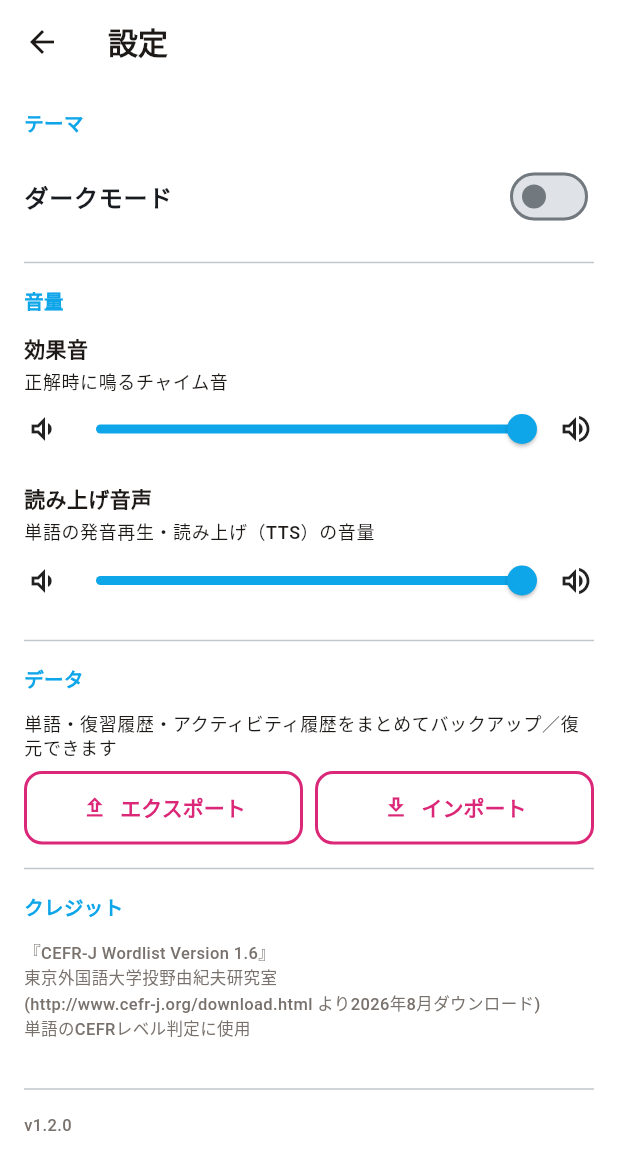
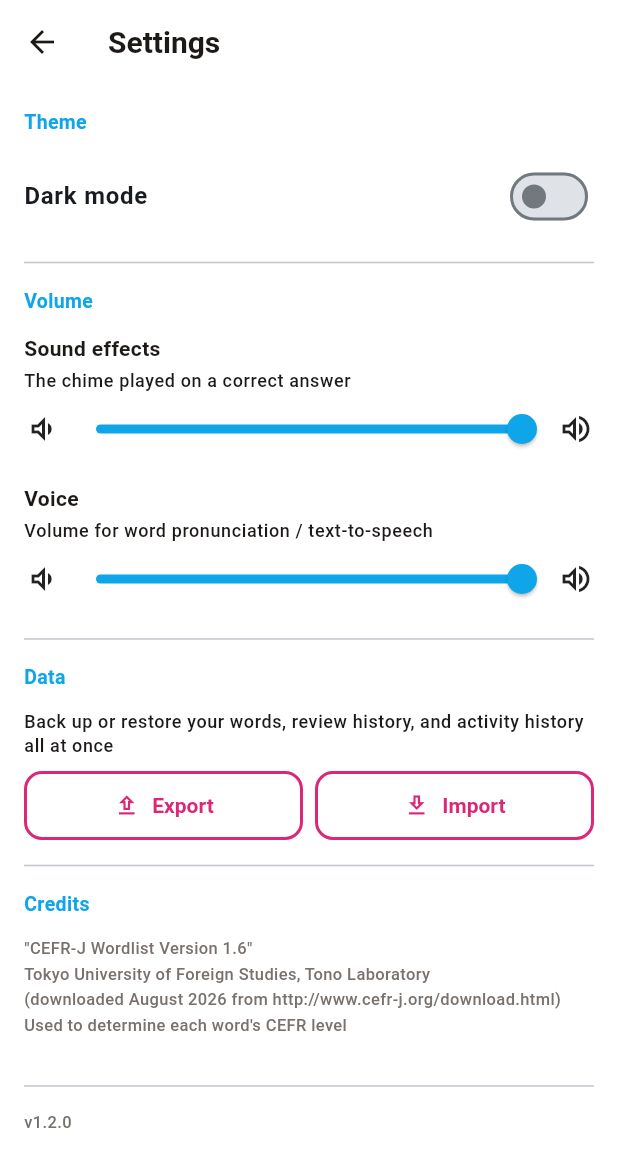
Before and after one commit to Dokya0513/Huetan, a Flutter app: the SettingsScreen screen opened directly, on a phone screen of 412 x 824 dp. Shown: the top 1170 px of the screen. Run offline on Flutter 3.47's test engine with Material 3 defaults, Android fonts, the phone set to English and light mode, and no system bars; our stand-ins replace audioplayers, drift, file_picker, flutter_riverpod, flutter_svg, flutter_tts and 3 more; accounts and stored records are empty; generated files the repository leaves out were written again; Roboto replaces fonts that are missing (Zen Maru Gothic).

Commit message:
i18n: 設定画面・単語登録/編集フォームをAppLocalizations化
- lib/l10n/*.arb に設定画面（テーマ/音量/データ/クレジット）と
  単語フォーム（バリデーション・辞書自動取得・重複/削除確認ダイアログ）の
  文言を追加
- settings_screen / word_form_screen のハードコード文言を置き換え

```diff
--- a/lib/l10n/app_en.arb
+++ b/lib/l10n/app_en.arb
@@ -60,5 +60,51 @@
   "noTranslationYet": "No translation yet",
   "playPronunciationTooltip": "Play pronunciation",
   "flashcardFabLabel": "Flashcards",
-  "boxUnsetLabel": "Unset"
+  "boxUnsetLabel": "Unset",
+
+  "cancel": "Cancel",
+  "ok": "OK",
+  "delete": "Delete",
+  "save": "Save",
+
+  "settingsTitle": "Settings",
+  "settingsThemeSectionHeader": "Theme",
+  "settingsDarkModeLabel": "Dark mode",
+  "settingsVolumeSectionHeader": "Volume",
+  "settingsSoundEffectLabel": "Sound effects",
+  "settingsSoundEffectDescription": "The chime played on a correct answer",
+  "settingsVoiceLabel": "Voice",
+  "settingsVoiceDescription": "Volume for word pronunciation / text-to-speech",
+  "settingsDataSectionHeader": "Data",
+  "settingsDataDescription": "Back up or restore your words, review history, and activity history all at once",
+  "settingsExportButton": "Export",
+  "settingsImportButton": "Import",
+  "settingsCreditsSectionHeader": "Credits",
+  "settingsCreditsCefrText": "\"CEFR-J Wordlist Version 1.6\"\nTokyo University of Foreign Studies, Tono Laboratory\n(downloaded August 2026 from http://www.cefr-j.org/download.html)\nUsed to determine each word's CEFR level",
+
+  "exportSaveDialogTitle": "Choose where to save the backup",
+  "exportedSnackbar": "Exported: {path}",
+  "importSelectDialogTitle": "Select a backup file",
+  "importConfirmTitle": "Confirm import",
+  "importConfirmContent": "All current data (words, review history, activity history) will be deleted and replaced with the contents of the selected file. Continue?",
+  "importSuccessSnackbar": "Import complete",
+  "importFailureSnackbar": "Import failed: {error}",
+
+  "enterEnglishFirst": "Enter an English word first",
+  "dictionaryLookupFailed": "Couldn't fetch information from the dictionary",
+  "multipleSensesPrompt": "This word has multiple parts of speech. Which meaning would you like to register?",
+  "alreadyRegisteredTitle": "Already registered",
+  "alreadyRegisteredContent": "\"{english}\" ({pos} · {japanese}) is already registered.",
+  "posUnset": "no part of speech",
+  "translationUnset": "no translation",
+  "deleteConfirmTitle": "Confirm delete",
+  "deleteConfirmContent": "Delete \"{english}\"?",
+  "editWordTitle": "Edit Word",
+  "addWordTitle": "Add Word",
+  "englishFieldLabel": "English word / phrase",
+  "requiredField": "Required",
+  "dictionaryLookupTooltip": "Auto-fill from dictionary (part of speech, example, pronunciation)",
+  "japaneseFieldLabel": "Meaning (Japanese — optional for now)",
+  "exampleFieldLabel": "Example sentence (optional)",
+  "posFieldLabel": "Part of speech (optional)"
 }
--- a/lib/screens/settings_screen.dart
+++ b/lib/screens/settings_screen.dart
@@ -3,6 +3,7 @@ import 'package:flutter/material.dart';
 import 'package:flutter_riverpod/flutter_riverpod.dart';
 import 'package:package_info_plus/package_info_plus.dart';
 
+import '../l10n/app_localizations.dart';
 import '../providers/providers.dart';
 import '../theme/app_theme.dart';
 
@@ -10,13 +11,14 @@ class SettingsScreen extends ConsumerWidget {
   const SettingsScreen({super.key});
 
   Future<void> _exportData(BuildContext context, WidgetRef ref) async {
+    final l10n = AppLocalizations.of(context)!;
     final db = ref.read(databaseProvider);
     final backupService = ref.read(backupServiceProvider);
     final data = await backupService.buildExport(db);
 
     final today = DateTime.now().toIso8601String().split('T').first;
     final path = await FilePicker.platform.saveFile(
-      dialogTitle: 'バックアップの保存先を選択',
+      dialogTitle: l10n.exportSaveDialogTitle,
       fileName: 'fuetan_backup_$today.json',
       type: FileType.custom,
       allowedExtensions: ['json'],
@@ -27,13 +29,14 @@ class SettingsScreen extends ConsumerWidget {
     if (context.mounted) {
       ScaffoldMessenger.of(
         context,
-      ).showSnackBar(SnackBar(content: Text('エクスポートしました: $path')));
+      ).showSnackBar(SnackBar(content: Text(l10n.exportedSnackbar(path))));
     }
   }
 
   Future<void> _importData(BuildContext context, WidgetRef ref) async {
+    final l10n = AppLocalizations.of(context)!;
     final result = await FilePicker.platform.pickFiles(
-      dialogTitle: 'バックアップファイルを選択',
+      dialogTitle: l10n.importSelectDialogTitle,
       type: FileType.custom,
       allowedExtensions: ['json'],
     );
@@ -44,18 +47,16 @@ class SettingsScreen extends ConsumerWidget {
     final confirmed = await showDialog<bool>(
       context: context,
       builder: (context) => AlertDialog(
-        title: const Text('インポートの確認'),
-        content: const Text(
-          '今のデータ（単語・復習履歴・アクティビティ履歴）はすべて削除され、選択したファイルの内容に置き換わります。よろしいですか？',
-        ),
+        title: Text(l10n.importConfirmTitle),
+        content: Text(l10n.importConfirmContent),
         actions: [
           TextButton(
             onPressed: () => Navigator.of(context).pop(false),
-            child: const Text('キャンセル'),
+            child: Text(l10n.cancel),
           ),
           TextButton(
             onPressed: () => Navigator.of(context).pop(true),
-            child: const Text('インポート'),
+            child: Text(l10n.settingsImportButton),
           ),
         ],
       ),
@@ -70,13 +71,13 @@ class SettingsScreen extends ConsumerWidget {
       if (context.mounted) {
         ScaffoldMessenger.of(
           context,
-        ).showSnackBar(const SnackBar(content: Text('インポートが完了しました')));
+        ).showSnackBar(SnackBar(content: Text(l10n.importSuccessSnackbar)));
       }
     } catch (e) {
       if (context.mounted) {
-        ScaffoldMessenger.of(
-          context,
-        ).showSnackBar(SnackBar(content: Text('インポートに失敗しました: $e')));
+        ScaffoldMessenger.of(context).showSnackBar(
+          SnackBar(content: Text(l10n.importFailureSnackbar(e.toString()))),
+        );
       }
     }
   }
@@ -87,18 +88,19 @@ class SettingsScreen extends ConsumerWidget {
     final voiceVolume = ref.watch(voiceVolumeProvider);
     final themeMode = ref.watch(themeModeProvider);
     final colors = context.colors;
+    final l10n = AppLocalizations.of(context)!;
 
     return Scaffold(
-      appBar: AppBar(title: const Text('設定')),
+      appBar: AppBar(title: Text(l10n.settingsTitle)),
       body: ListView(
         padding: const EdgeInsets.all(16),
         children: [
-          _SectionHeader('テーマ'),
+          _SectionHeader(l10n.settingsThemeSectionHeader),
           SwitchListTile(
             contentPadding: EdgeInsets.zero,
-            title: const Text(
-              'ダークモード',
-              style: TextStyle(fontWeight: FontWeight.w700),
+            title: Text(
+              l10n.settingsDarkModeLabel,
+              style: const TextStyle(fontWeight: FontWeight.w700),
             ),
             value: themeMode == ThemeMode.dark,
             onChanged: (value) {
@@ -108,10 +110,16 @@ class SettingsScreen extends ConsumerWidget {
           const SizedBox(height: 8),
           const Divider(),
           const SizedBox(height: 8),
-          _SectionHeader('音量'),
-          const Text('効果音', style: TextStyle(fontWeight: FontWeight.w700)),
+          _SectionHeader(l10n.settingsVolumeSectionHeader),
+          Text(
+            l10n.settingsSoundEffectLabel,
+            style: const TextStyle(fontWeight: FontWeight.w700),
+          ),
           const SizedBox(height: 4),
-          Text('正解時に鳴るチャイム音', style: Theme.of(context).textTheme.bodySmall),
+          Text(
+            l10n.settingsSoundEffectDescription,
+            style: Theme.of(context).textTheme.bodySmall,
+          ),
           Row(
             children: [
               const Icon(Icons.volume_down_outlined),
@@ -127,10 +135,13 @@ class SettingsScreen extends ConsumerWidget {
             ],
           ),
           const SizedBox(height: 12),
-          const Text('読み上げ音声', style: TextStyle(fontWeight: FontWeight.w700)),
+          Text(
+            l10n.settingsVoiceLabel,
+            style: const TextStyle(fontWeight: FontWeight.w700),
+          ),
           const SizedBox(height: 4),
           Text(
-            '単語の発音再生・読み上げ（TTS）の音量',
+            l10n.settingsVoiceDescription,
             style: Theme.of(context).textTheme.bodySmall,
           ),
           Row(
@@ -150,9 +161,9 @@ class SettingsScreen extends ConsumerWidget {
           const SizedBox(height: 8),
           const Divider(),
           const SizedBox(height: 8),
-          _SectionHeader('データ'),
+          _SectionHeader(l10n.settingsDataSectionHeader),
           Text(
-            '単語・復習履歴・アクティビティ履歴をまとめてバックアップ／復元できます',
+            l10n.settingsDataDescription,
             style: Theme.of(context).textTheme.bodySmall,
           ),
           const SizedBox(height: 8),
@@ -162,7 +173,7 @@ class SettingsScreen extends ConsumerWidget {
                 child: OutlinedButton.icon(
                   onPressed: () => _exportData(context, ref),
                   icon: const Icon(Icons.upload_outlined),
-                  label: const Text('エクスポート'),
+                  label: Text(l10n.settingsExportButton),
                 ),
               ),
               const SizedBox(width: 8),
@@ -170,7 +181,7 @@ class SettingsScreen extends ConsumerWidget {
                 child: OutlinedButton.icon(
                   onPressed: () => _importData(context, ref),
                   icon: const Icon(Icons.download_outlined),
-                  label: const Text('インポート'),
+                  label: Text(l10n.settingsImportButton),
                 ),
               ),
             ],
@@ -178,12 +189,9 @@ class SettingsScreen extends ConsumerWidget {
           const SizedBox(height: 8),
           const Divider(),
           const SizedBox(height: 8),
-          _SectionHeader('クレジット'),
+          _SectionHeader(l10n.settingsCreditsSectionHeader),
           Text(
-            '『CEFR-J Wordlist Version 1.6』\n'
-            '東京外国語大学投野由紀夫研究室\n'
-            '(http://www.cefr-j.org/download.html より2026年8月ダウンロード)\n'
-            '単語のCEFRレベル判定に使用',
+            l10n.settingsCreditsCefrText,
             style: TextStyle(
               fontSize: 11,
               color: colors.textSecondary,
--- a/lib/screens/word_form_screen.dart
+++ b/lib/screens/word_form_screen.dart
@@ -2,6 +2,7 @@ import 'package:flutter/material.dart';
 import 'package:flutter_riverpod/flutter_riverpod.dart';
 
 import '../data/database.dart';
+import '../l10n/app_localizations.dart';
 import '../models/part_of_speech.dart';
 import '../providers/providers.dart';
 import '../services/dictionary_service.dart';
@@ -49,11 +50,12 @@ class _WordFormScreenState extends ConsumerState<WordFormScreen> {
   }
 
   Future<void> _lookupDictionary() async {
+    final l10n = AppLocalizations.of(context)!;
     final word = _englishController.text.trim();
     if (word.isEmpty) {
       ScaffoldMessenger.of(
         context,
-      ).showSnackBar(const SnackBar(content: Text('先に英単語を入力してください')));
+      ).showSnackBar(SnackBar(content: Text(l10n.enterEnglishFirst)));
       return;
     }
 
@@ -65,7 +67,7 @@ class _WordFormScreenState extends ConsumerState<WordFormScreen> {
     if (result == null || result.senses.isEmpty) {
       ScaffoldMessenger.of(
         context,
-      ).showSnackBar(const SnackBar(content: Text('辞書から情報を取得できませんでした')));
+      ).showSnackBar(SnackBar(content: Text(l10n.dictionaryLookupFailed)));
       return;
     }
 
@@ -89,17 +91,18 @@ class _WordFormScreenState extends ConsumerState<WordFormScreen> {
   }
 
   Future<void> _pickSense(List<DictionarySense> senses) async {
+    final l10n = AppLocalizations.of(context)!;
     final chosen = await showModalBottomSheet<DictionarySense>(
       context: context,
       builder: (context) => SafeArea(
         child: Column(
           mainAxisSize: MainAxisSize.min,
           children: [
-            const Padding(
-              padding: EdgeInsets.fromLTRB(16, 16, 16, 8),
+            Padding(
+              padding: const EdgeInsets.fromLTRB(16, 16, 16, 8),
               child: Text(
-                'この単語には複数の品詞があります。どちらの意味で登録しますか？',
-                style: TextStyle(fontWeight: FontWeight.w700),
+                l10n.multipleSensesPrompt,
+                style: const TextStyle(fontWeight: FontWeight.w700),
               ),
             ),
             ...senses.map(
@@ -126,6 +129,7 @@ class _WordFormScreenState extends ConsumerState<WordFormScreen> {
 
   Future<void> _save() async {
     if (!_formKey.currentState!.validate()) return;
+    final l10n = AppLocalizations.of(context)!;
 
     final repository = ref.read(wordRepositoryProvider);
     final existing = widget.existing;
@@ -145,14 +149,18 @@ class _WordFormScreenState extends ConsumerState<WordFormScreen> {
       await showDialog<void>(
         context: context,
         builder: (context) => AlertDialog(
-          title: const Text('既に登録されています'),
+          title: Text(l10n.alreadyRegisteredTitle),
           content: Text(
-            '「$english」（${partOfSpeech ?? "品詞未設定"}・${japanese ?? "意味未設定"}）は既に登録済みです。',
+            l10n.alreadyRegisteredContent(
+              english,
+              partOfSpeech ?? l10n.posUnset,
+              japanese ?? l10n.translationUnset,
+            ),
           ),
           actions: [
             TextButton(
               onPressed: () => Navigator.of(context).pop(),
-              child: const Text('OK'),
+              child: Text(l10n.ok),
             ),
           ],
         ),
@@ -185,20 +193,21 @@ class _WordFormScreenState extends ConsumerState<WordFormScreen> {
   Future<void> _delete() async {
     final existing = widget.existing;
     if (existing == null) return;
+    final l10n = AppLocalizations.of(context)!;
 
     final confirmed = await showDialog<bool>(
       context: context,
       builder: (context) => AlertDialog(
-        title: const Text('削除確認'),
-        content: Text('「${existing.english}」を削除しますか？'),
+        title: Text(l10n.deleteConfirmTitle),
+        content: Text(l10n.deleteConfirmContent(existing.english)),
         actions: [
           TextButton(
             onPressed: () => Navigator.of(context).pop(false),
-            child: const Text('キャンセル'),
+            child: Text(l10n.cancel),
           ),
           TextButton(
             onPressed: () => Navigator.of(context).pop(true),
-            child: const Text('削除'),
+            child: Text(l10n.delete),
           ),
         ],
       ),
@@ -218,10 +227,11 @@ class _WordFormScreenState extends ConsumerState<WordFormScreen> {
   @override
   Widget build(BuildContext context) {
     final isEditing = widget.existing != null;
+    final l10n = AppLocalizations.of(context)!;
 
     return Scaffold(
       appBar: AppBar(
-        title: Text(isEditing ? '単語を編集' : '単語を追加'),
+        title: Text(isEditing ? l10n.editWordTitle : l10n.addWordTitle),
         actions: [
           if (isEditing)
             IconButton(
@@ -241,9 +251,13 @@ class _WordFormScreenState extends ConsumerState<WordFormScreen> {
                 Expanded(
                   child: TextFormField(
                     controller: _englishController,
-                    decoration: const InputDecoration(labelText: '英単語 / フレーズ'),
+                    decoration: InputDecoration(
+                      labelText: l10n.englishFieldLabel,
+                    ),
                     validator: (value) =>
-                        (value == null || value.trim().isEmpty) ? '必須です' : null,
+                        (value == null || value.trim().isEmpty)
+                        ? l10n.requiredField
+                        : null,
                   ),
                 ),
                 const SizedBox(width: 8),
@@ -260,7 +274,7 @@ class _WordFormScreenState extends ConsumerState<WordFormScreen> {
                         )
                       : IconButton.filledTonal(
                           onPressed: _lookupDictionary,
-                          tooltip: '辞書から自動取得（品詞・例文・発音）',
+                          tooltip: l10n.dictionaryLookupTooltip,
                           icon: const Icon(Icons.auto_fix_high),
                         ),
                 ),
@@ -279,7 +293,7 @@ class _WordFormScreenState extends ConsumerState<WordFormScreen> {
                             volume: ref.read(voiceVolumeProvider),
                           );
                     },
-                    tooltip: '発音を再生',
+                    tooltip: l10n.playPronunciationTooltip,
                     icon: const Icon(Icons.volume_up_outlined),
                   ),
                 ),
@@ -288,20 +302,18 @@ class _WordFormScreenState extends ConsumerState<WordFormScreen> {
             const SizedBox(height: 12),
             TextFormField(
               controller: _japaneseController,
-              decoration: const InputDecoration(
-                labelText: '意味（日本語・後から入力してもOK）',
-              ),
+              decoration: InputDecoration(labelText: l10n.japaneseFieldLabel),
             ),
             const SizedBox(height: 12),
             TextFormField(
               controller: _exampleController,
-              decoration: const InputDecoration(labelText: '出てきた例文（任意）'),
+              decoration: InputDecoration(labelText: l10n.exampleFieldLabel),
               maxLines: 3,
             ),
             const SizedBox(height: 12),
             DropdownButtonFormField<PartOfSpeech>(
               initialValue: _selectedPos,
-              decoration: const InputDecoration(labelText: '品詞（任意）'),
+              decoration: InputDecoration(labelText: l10n.posFieldLabel),
               items: PartOfSpeech.values
                   .map(
                     (pos) =>
@@ -311,7 +323,7 @@ class _WordFormScreenState extends ConsumerState<WordFormScreen> {
               onChanged: (pos) => setState(() => _selectedPos = pos),
             ),
             const SizedBox(height: 24),
-            FilledButton(onPressed: _save, child: const Text('保存')),
+            FilledButton(onPressed: _save, child: Text(l10n.save)),
           ],
         ),
       ),
```
Also changed, not shown: lib/l10n/app_ja.arb (+63 -1 lines).
